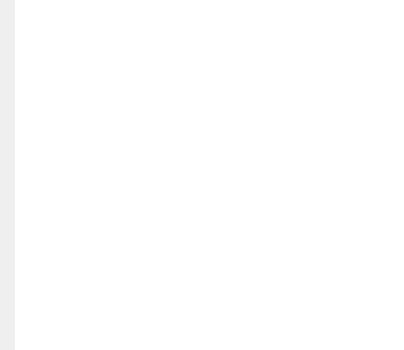
Before: the Qt Designer form src/mdichildform.ui in GCodeProjects/GCodeWorkShop, drawn with Qt 5.
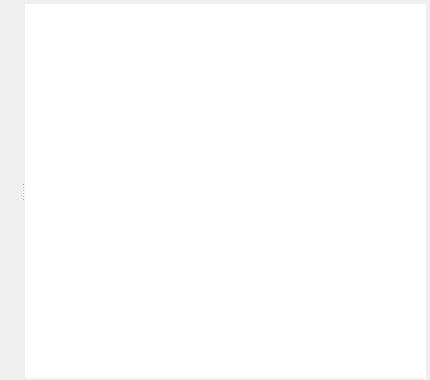
After: the same form once the commit is applied. Icons and pictures are not drawn.

What changed in the file:
```diff
--- a/src/mdichildform.ui
+++ b/src/mdichildform.ui
@@ -6,8 +6,8 @@
    <rect>
     <x>0</x>
     <y>0</y>
-    <width>404</width>
-    <height>350</height>
+    <width>430</width>
+    <height>380</height>
    </rect>
   </property>
   <property name="sizePolicy">
@@ -32,27 +32,55 @@
    <iconset resource="application.qrc">
     <normaloff>:/images/ncfile.png</normaloff>:/images/ncfile.png</iconset>
   </property>
-  <layout class="QHBoxLayout" name="horizontalLayout">
-   <property name="spacing">
-    <number>0</number>
-   </property>
-   <property name="margin">
-    <number>0</number>
+  <property name="autoFillBackground">
+   <bool>true</bool>
+  </property>
+  <layout class="QVBoxLayout" name="verticalLayout">
+   <property name="leftMargin">
+    <number>1</number>
+   </property>
+   <property name="topMargin">
+    <number>4</number>
+   </property>
+   <property name="rightMargin">
+    <number>4</number>
+   </property>
+   <property name="bottomMargin">
+    <number>2</number>
    </property>
    <item>
+    <widget class="QSplitter" name="splitterH">
+     <property name="autoFillBackground">
+      <bool>true</bool>
+     </property>
+     <property name="frameShape">
+      <enum>QFrame::NoFrame</enum>
+     </property>
+     <property name="frameShadow">
+      <enum>QFrame::Plain</enum>
+     </property>
+     <property name="lineWidth">
+      <number>0</number>
+     </property>
+     <property name="orientation">
+      <enum>Qt::Horizontal</enum>
+     </property>
+     <property name="opaqueResize">
+      <bool>false</bool>
+     </property>
     <widget class="QWidget" name="marginWidget" native="true">
      <property name="enabled">
       <bool>true</bool>
      </property>
      <property name="minimumSize">
       <size>
-       <width>15</width>
+        <width>10</width>
        <height>0</height>
       </size>
      </property>
      <property name="maximumSize">
       <size>
-       <width>16777215</width>
+        <width>20</width>
        <height>16777215</height>
       </size>
      </property>
@@ -60,8 +88,6 @@
       <bool>true</bool>
      </property>
     </widget>
-   </item>
-   <item>
     <widget class="QPlainTextEdit" name="textEdit">
      <property name="sizePolicy">
       <sizepolicy hsizetype="Expanding" vsizetype="Expanding">
@@ -69,11 +95,20 @@
        <verstretch>0</verstretch>
       </sizepolicy>
      </property>
+      <property name="minimumSize">
+       <size>
+        <width>100</width>
+        <height>0</height>
+       </size>
+      </property>
      <property name="font">
       <font>
        <stylestrategy>PreferDefault</stylestrategy>
       </font>
      </property>
+      <property name="autoFillBackground">
+       <bool>true</bool>
+      </property>
      <property name="frameShape">
       <enum>QFrame::NoFrame</enum>
      </property>
@@ -89,6 +124,7 @@
      <property name="centerOnScroll">
       <bool>false</bool>
      </property>
+     </widget>
     </widget>
    </item>
   </layout>
```
Lines whose indentation alone changed are shown as unchanged.
